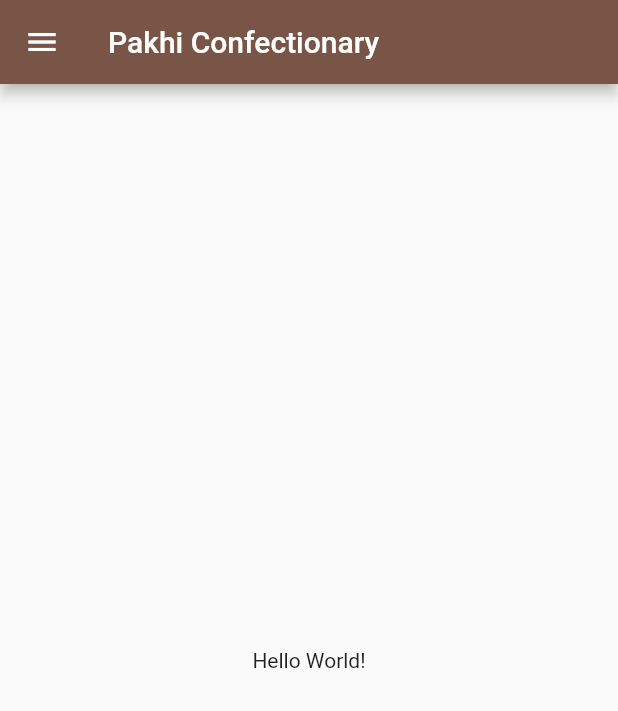
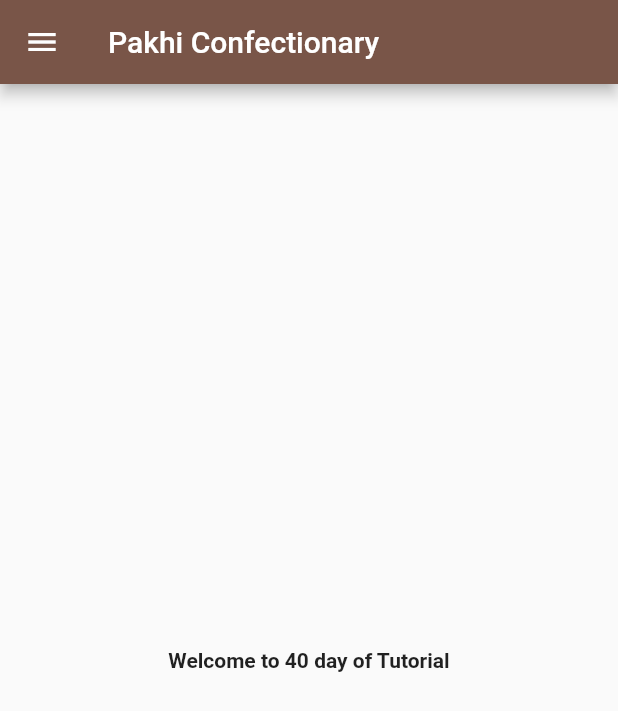
Before and after one commit to pawan-padavi/FlutterLearnings, a Flutter app: the screen it shows after launch, on a phone screen of 412 x 824 dp. Shown: the top 711 px of the screen. Run offline on Flutter 3.47's test engine with Material 2 defaults, Android fonts, the phone set to English and light mode, and no system bars.

Commit message:
Day2Completed

```diff
--- /dev/null
+++ b/lib/home_page.dart
@@ -0,0 +1,32 @@
+// ignore_for_file: must_be_immutable
+
+import 'package:flutter/material.dart';
+
+class HomePage extends StatelessWidget {
+  HomePage({super.key});
+  int num = 40;
+  String drawerHeader = "Pakhi Confectionary";
+  @override
+  Widget build(BuildContext context) {
+    return Scaffold(
+      drawer: Drawer(
+        backgroundColor: Colors.brown,
+        child: ListView(padding: const EdgeInsets.all(0), children: const [
+          UserAccountsDrawerHeader(
+              accountName: Text("Pawansing Padavi"),
+              accountEmail: Text("pawansing@gmail.com")),
+        ]),
+      ),
+      appBar: AppBar(
+        backgroundColor: Colors.brown,
+        title: Text(drawerHeader),
+      ),
+      body: Center(
+        child: Text(
+          "Welcome to $num day of Tutorial",
+          style: const TextStyle(fontWeight: FontWeight.bold),
+        ),
+      ),
+    );
+  }
+}
--- a/lib/main.dart
+++ b/lib/main.dart
@@ -1,4 +1,6 @@
 import 'package:flutter/material.dart';
+
+import 'home_page.dart';
 
 void main() {
   runApp(const MainApp());
@@ -10,23 +12,7 @@ class MainApp extends StatelessWidget {
   @override
   Widget build(BuildContext context) {
     return MaterialApp(
-      home: Scaffold(
-        drawer: Drawer(
-          backgroundColor: Colors.brown,
-          child: ListView(padding: const EdgeInsets.all(0), children: const [
-            UserAccountsDrawerHeader(
-                accountName: Text("Pawansing Padavi"),
-                accountEmail: Text("pawansing@gmail.com")),
-          ]),
-        ),
-        appBar: AppBar(
-          backgroundColor: Colors.brown,
-          title: const Text("Pakhi Confectionary"),
-        ),
-        body: const Center(
-          child: Text('Hello World!'),
-        ),
-      ),
+      home: HomePage(),
     );
   }
 }
```
